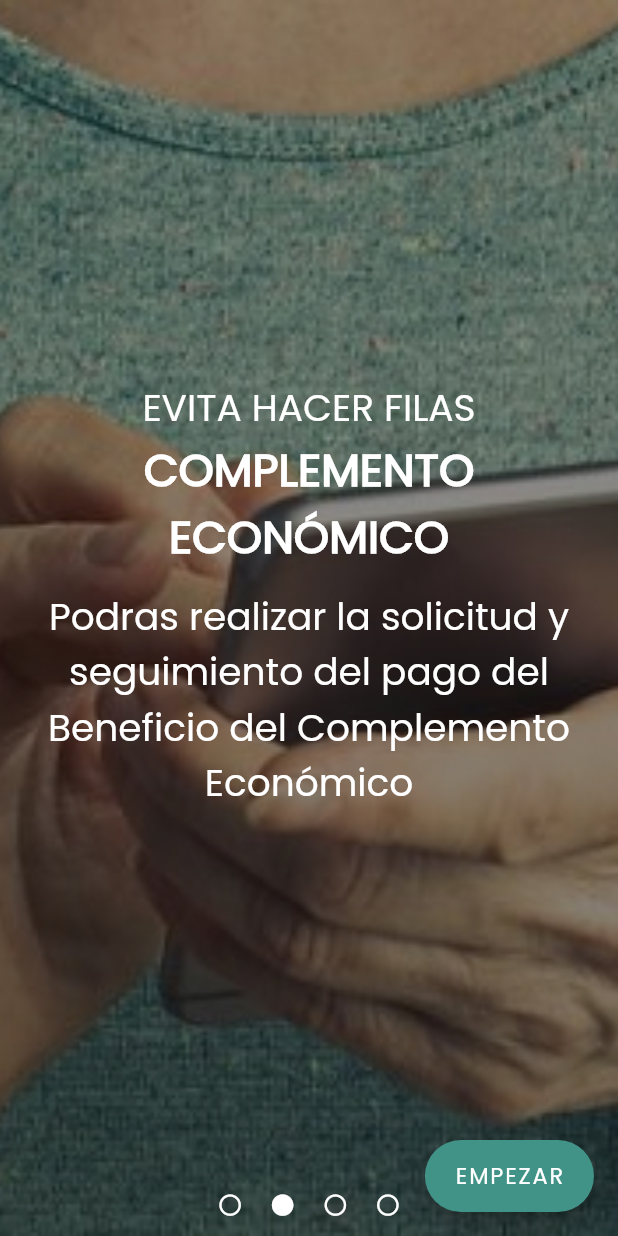
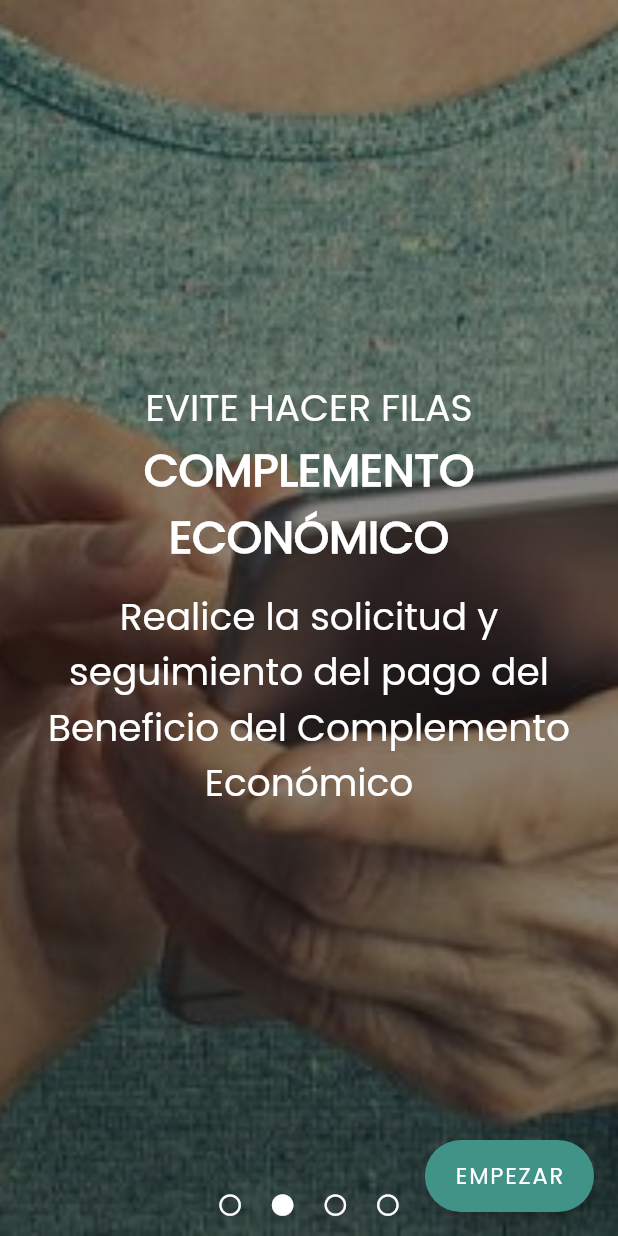
Before and after one commit to MUTUAL-DE-SERVICIOS-AL-POLICIA/pvtmovil, a Flutter app: the screen it shows after launch, swiped to page 2, on a phone screen of 412 x 824 dp. Run offline on Flutter 3.47's test engine with Material 2 defaults, Android fonts, the phone set to English and light mode, and no system bars; drawn by our look-alikes of liquid_swipe; our stand-ins replace animate_do, badges, bloc, camera, convex_bottom_bar, device_info_plus and 16 more; missing offline and left inert: barcode_scan2, google_mlkit_text_recognition, just_the_tooltip, local_auth_android, local_auth_ios and 3 more; accounts and stored records are empty.

```diff
--- a/lib/components/headers.dart
+++ b/lib/components/headers.dart
@@ -41,7 +41,7 @@ class HedersComponent extends StatelessWidget {
                       padding: const EdgeInsets.all(10.0),
                       child: SvgPicture.asset(
                         'assets/icons/back.svg',
-                        height: 17.sp,
+                        height: 20.sp,
                         color: ThemeProvider.themeOf(context).data.hintColor,
                       ),
                     )),
@@ -53,7 +53,7 @@ class HedersComponent extends StatelessWidget {
                       padding: const EdgeInsets.all(10.0),
                       child: SvgPicture.asset(
                         'assets/icons/menu.svg',
-                        height: 17.sp,
+                        height: 20.sp,
                         color: ThemeProvider.themeOf(context).data.hintColor,
                       ),
                     )),
--- a/lib/services/auth_service.dart
+++ b/lib/services/auth_service.dart
@@ -19,7 +19,7 @@ class AuthService extends ChangeNotifier {
   }
 
   Future writeToken(BuildContext context, String token) async {
-    await storage.write(key: 'token', value: token);
+    await storage.write(key: 'tokenv2.2.0', value: token);
     return;
   }
 
@@ -35,7 +35,7 @@ class AuthService extends ChangeNotifier {
 
   Future logout() async {
     await storage.delete(key: 'user');
-    await storage.delete(key: 'token');
+    await storage.delete(key: 'tokenRegister');
     await storage.delete(key: 'auxToken');
     await storage.delete(key: 'stateApp');
 
@@ -55,7 +55,7 @@ class AuthService extends ChangeNotifier {
   }
 
   Future<String> readToken() async {
-    return await storage.read(key: 'token') ?? '';
+    return await storage.read(key: 'tokenv2.2.0') ?? '';
   }
 
   Future<String> readAuxToken() async {
--- a/lib/services/service_method.dart
+++ b/lib/services/service_method.dart
@@ -210,10 +210,10 @@ checkVersion(bool mounted, BuildContext context) async {
   }
   final Map<String, dynamic> data = {'version': dotenv.env['versions']};
   if (Platform.isIOS) {
-    data['store'] = 'appstore';
+    data['store'] = dotenv.env['storeIOS'];
   }
   if (Platform.isAndroid) {
-    data['store'] = 'playstore';
+    data['store'] = dotenv.env['storeAndroid'];
   }
   var response = await serviceMethod(
       mounted, context, 'post', data, servicePostVersion(), false, false);
--- a/lib/swipe/liquid_page.dart
+++ b/lib/swipe/liquid_page.dart
@@ -12,9 +12,9 @@ final liquidPages = [
   const LiquidPage(
       imageBackground: 'assets/images/002.jpg',
       imageFront: "assets/icons/7.png",
-      titleText: "EVITA HACER FILAS",
+      titleText: "EVITE HACER FILAS",
       subtitleText: "COMPLEMENTO ECONÓMICO",
-      text: "Podras realizar la solicitud y seguimiento del pago del Beneficio del Complemento Económico",
+      text: "Realice la solicitud y seguimiento del pago del Beneficio del Complemento Económico",
       step: 1),
   const LiquidPage(
       imageBackground: 'assets/images/003.jpg',
```
Also changed, not shown: lib/screens/pages/menu.dart (+4 -4 lines), 1 other file.
